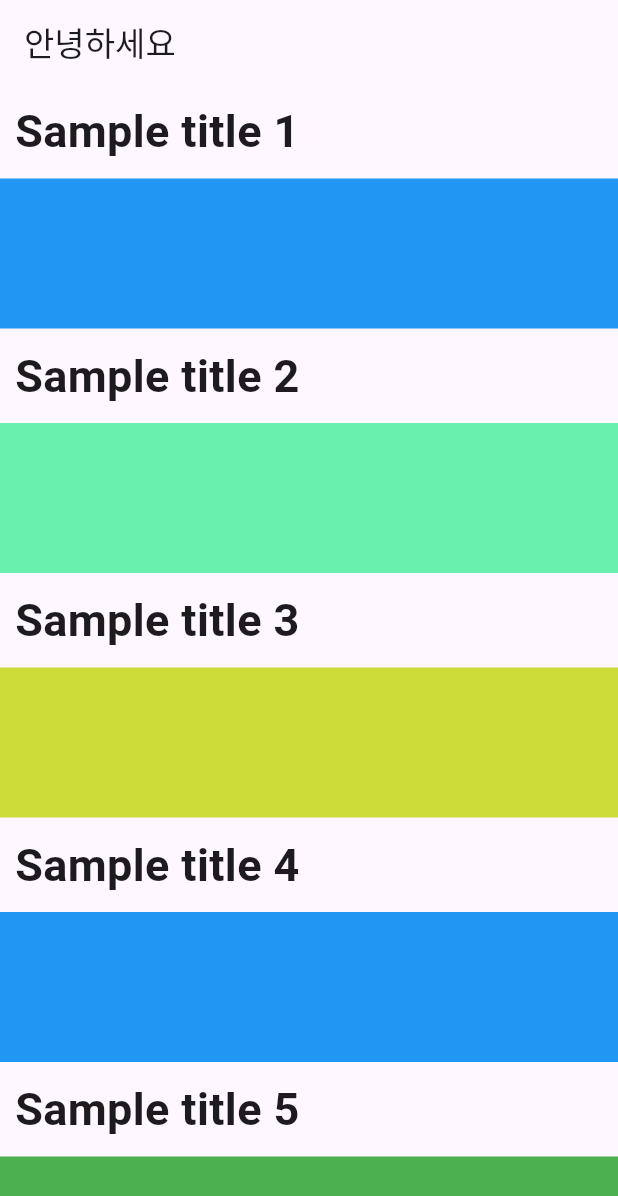
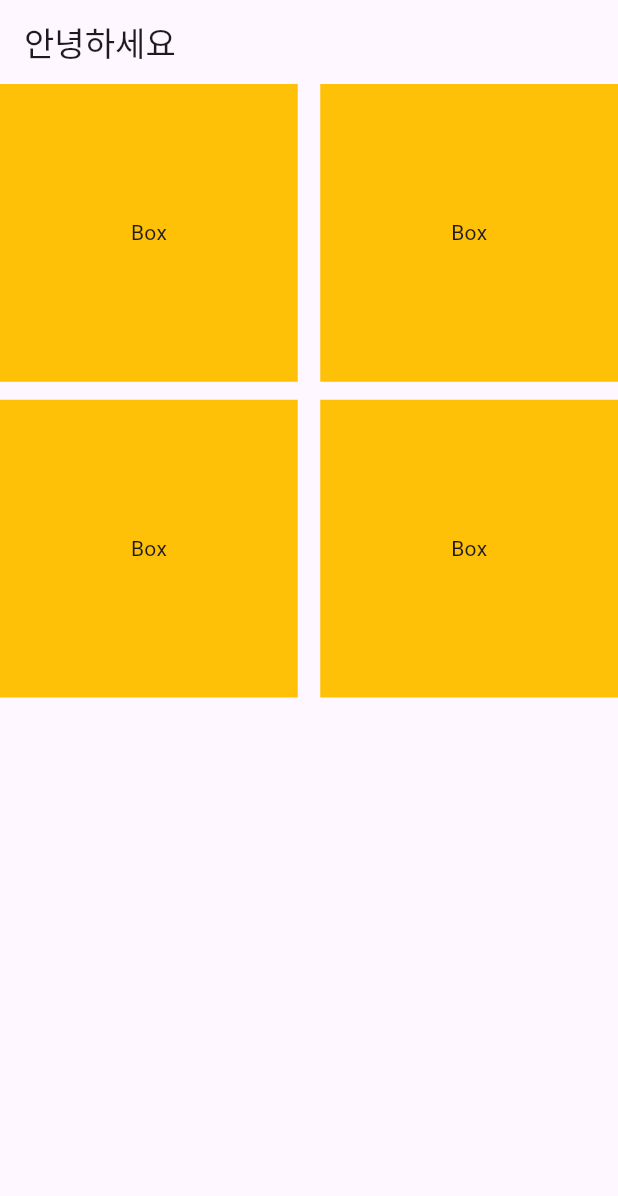
Before and after one commit to brian-jteom/flutter_lecture, a Flutter app: the screen it shows after launch, on a phone screen of 412 x 824 dp. Shown: the top 1196 px of the screen. Run offline on Flutter 3.47's test engine with Material 3 defaults, Android fonts, the phone set to English and light mode, and no system bars.

Commit message:
gridView 도입

```diff
--- a/lib/main.dart
+++ b/lib/main.dart
@@ -32,75 +32,34 @@ class MyHomePage extends StatefulWidget {
 
 class _MyHomePageState extends State<MyHomePage> {
 
-  final postList = [
-    {
-      "title" : "Sample title 1" ,
-      "color" : Colors.blue
-    },
-    {
-      "title" : "Sample title 2" ,
-      "color" : Colors.greenAccent
-    },
-    {
-      "title" : "Sample title 3" ,
-      "color" : Colors.lime
-    },
-    {
-      "title" : "Sample title 4" ,
-      "color" : Colors.blue
-    },
-    {
-      "title" : "Sample title 5" ,
-      "color" : Colors.green
-    },
-    {
-      "title" : "Sample title 6" ,
-      "color" : Colors.yellow
-    },
-    {
-      "title" : "Sample title 7" ,
-      "color" : Colors.red
-    },
-  ];
-
   @override
   Widget build(BuildContext context) {
     return Scaffold(
         appBar: AppBar(
           title: const Text("안녕하세요"),
         ),
-        body: ListView.builder(
-            itemCount: postList.length,
-            itemBuilder: (BuildContext con, int index)  {
-              return postContainer(
-                  title: postList[index]["title"] as String,
-                  colorData: postList[index]["color"] as Color
-              );
-            }
+        body: GridView(
+          gridDelegate: const SliverGridDelegateWithFixedCrossAxisCount(
+            crossAxisCount: 2, // 개수
+            crossAxisSpacing: 15.0, // 주석 해보기 (가로 행간 길이)
+            mainAxisSpacing: 12.0 // 주석 해보기(세로 행간 길이)
+          ),
+          children: [
+            postContainer(),
+            postContainer(),
+            postContainer(),
+            postContainer()
+          ],
         )
     );
   }
 
-  Widget postContainer({String title = '', Color colorData = Colors.red}) {
-    return Column(
-      crossAxisAlignment: CrossAxisAlignment.start,
-      children: [
-        Container(
-          padding: const EdgeInsets.all(10),
-          child: Text(
-            title,
-            style: const TextStyle(
-                fontSize: 30,
-                fontWeight: FontWeight.bold
-            ),
-          ),
-        ),
-        Container(
-          width: MediaQuery.of(context).size.width,
-          height: 100,
-          color: colorData,
-        )
-      ],
-    );
+  Widget postContainer() {
+    return Container(
+            height: 200,
+            color: Colors.amber,
+            child: Center(child: Text("Box")),
+          );
   }
+
 }
```
